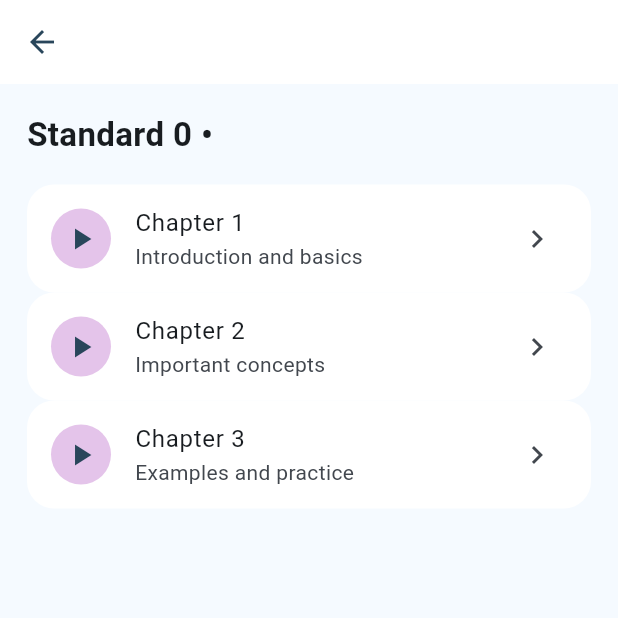
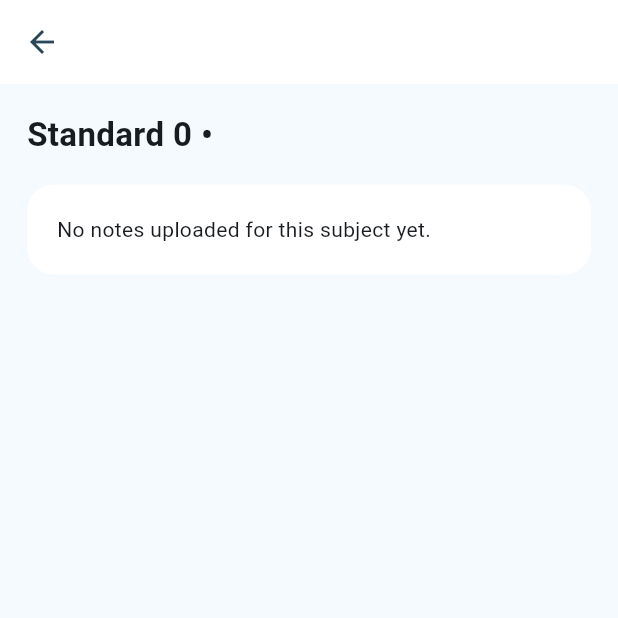
Before and after one commit to sayeduroojzehra-lgtm/edureach-2.0, a Flutter app: the SubjectPage screen opened directly with empty values, on a phone screen of 412 x 824 dp, the top half of it. Run offline on Flutter 3.47's test engine with Material 3 defaults, Android fonts, the phone set to English and light mode, and no system bars; our stand-ins replace file_picker; accounts and stored records are empty; network calls fail; Roboto replaces fonts that are missing (Arial).

Commit message:
Subject page shows real notes, remove fake chapters

```diff
--- a/lib/main.dart
+++ b/lib/main.dart
@@ -1142,6 +1142,7 @@ class _LearnPageState extends State<LearnPage> {
         builder: (_) => SubjectPage(
           standard: standard,
           subject: subject,
+          notes: widget.notes,
         ),
       ),
     );
@@ -1244,15 +1245,26 @@ class _LearnPageState extends State<LearnPage> {
 class SubjectPage extends StatelessWidget {
   final int standard;
   final String subject;
+  final List<StudyNote> notes;
 
   const SubjectPage({
     super.key,
     required this.standard,
     required this.subject,
+    required this.notes,
   });
 
+  bool _sameSubject(String a, String b) {
+    final x = a.trim().toLowerCase();
+    final y = b.trim().toLowerCase();
+    return x == y || x.startsWith(y) || y.startsWith(x);
+  }
+
   @override
   Widget build(BuildContext context) {
+    final subjectNotes = notes
+        .where((n) => n.standard == standard && _sameSubject(n.subject, subject))
+        .toList();
     return Scaffold(
       appBar: AppBar(
         title: Text(subject),
@@ -1266,9 +1278,14 @@ class SubjectPage extends StatelessWidget {
             style: const TextStyle(fontSize: 22, fontWeight: FontWeight.bold),
           ),
           const SizedBox(height: 18),
-          const _Chapter(title: 'Chapter 1', subtitle: 'Introduction and basics'),
-          const _Chapter(title: 'Chapter 2', subtitle: 'Important concepts'),
-          const _Chapter(title: 'Chapter 3', subtitle: 'Examples and practice'),
+          if (subjectNotes.isEmpty)
+            const Card(
+              child: Padding(
+                padding: EdgeInsets.all(20),
+                child: Text('No notes uploaded for this subject yet.'),
+              ),
+            ),
+          ...subjectNotes.map((n) => _NoteCard(note: n)),
         ],
       ),
     );
@@ -1768,24 +1785,6 @@ class _ToolCard extends StatelessWidget {
       );
 }
 
-class _Chapter extends StatelessWidget {
-  final String title, subtitle;
-  const _Chapter({required this.title, required this.subtitle});
-
-  @override
-  Widget build(BuildContext context) => Card(
-        child: ListTile(
-          leading: CircleAvatar(
-            backgroundColor: lavender.withOpacity(.55),
-            child: const Icon(Icons.play_arrow, color: navy),
-          ),
-          title: Text(title),
-          subtitle: Text(subtitle),
-          trailing: const Icon(Icons.chevron_right),
-        ),
-      );
-}
-
 class _Progress extends StatelessWidget {
   final String subject;
   final double value;
```
